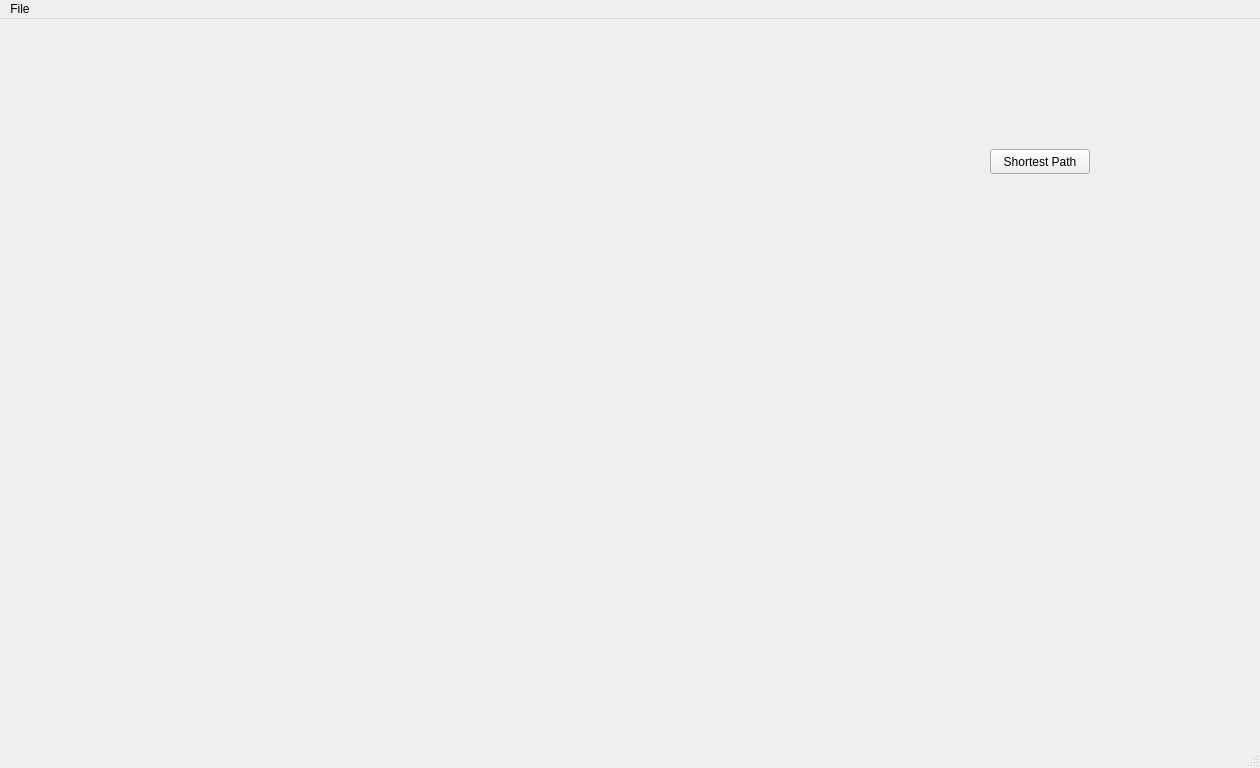
This is frontend/resource/GUI.ui in gintalk/network-visualization-main as Qt 5 draws it before an edit. The edited form follows.
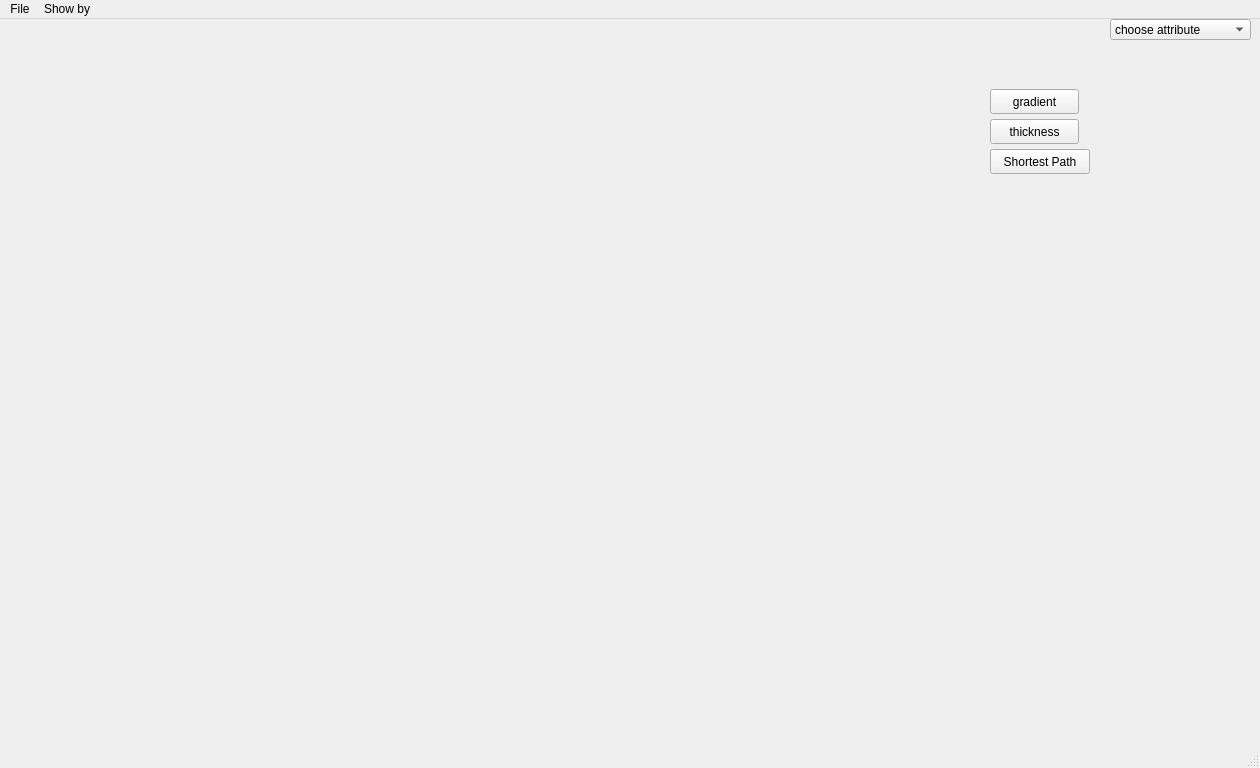
This is the edited form. Icons and pictures are not drawn.

Diff of the .ui file:
```diff
--- a/frontend/resource/GUI.ui
+++ b/frontend/resource/GUI.ui
@@ -17,9 +17,9 @@
    <widget class="QWidget" name="centralwidget" native="true">
     <property name="geometry">
      <rect>
-      <x>0</x>
+      <x>-10</x>
       <y>-5</y>
-      <width>991</width>
+      <width>1001</width>
       <height>751</height>
      </rect>
     </property>
@@ -48,6 +48,67 @@
      <string>Shortest Path</string>
     </property>
    </widget>
+   <widget class="QPushButton" name="drawthickness_button">
+    <property name="geometry">
+     <rect>
+      <x>990</x>
+      <y>100</y>
+      <width>89</width>
+      <height>25</height>
+     </rect>
+    </property>
+    <property name="text">
+     <string>thickness</string>
+    </property>
+   </widget>
+   <widget class="QPushButton" name="drawgradient_button">
+    <property name="geometry">
+     <rect>
+      <x>990</x>
+      <y>70</y>
+      <width>89</width>
+      <height>25</height>
+     </rect>
+    </property>
+    <property name="text">
+     <string>gradient</string>
+    </property>
+   </widget>
+   <widget class="QComboBox" name="comboBox">
+    <property name="geometry">
+     <rect>
+      <x>1110</x>
+      <y>0</y>
+      <width>141</width>
+      <height>21</height>
+     </rect>
+    </property>
+    <item>
+     <property name="text">
+      <string>choose attribute</string>
+     </property>
+    </item>
+    <item>
+     <property name="text">
+      <string>delay</string>
+     </property>
+    </item>
+    <item>
+     <property name="text">
+      <string>LinkSpeedRaw</string>
+     </property>
+    </item>
+    <item>
+     <property name="text">
+      <string>weight</string>
+     </property>
+    </item>
+    <item>
+     <property name="text">
+      <string/>
+     </property>
+    </item>
+   </widget>
   </widget>
   <widget class="QMenuBar" name="menubar">
    <property name="geometry">
@@ -66,7 +127,15 @@
     <addaction name="actionSave"/>
     <addaction name="actionExit"/>
    </widget>
+   <widget class="QMenu" name="menuShow_As">
+    <property name="title">
+     <string>Show by</string>
+    </property>
+    <addaction name="actionThickness_of_edge"/>
+    <addaction name="actionGradient_of_edge"/>
+   </widget>
    <addaction name="menuFile"/>
+   <addaction name="menuShow_As"/>
   </widget>
   <widget class="QStatusBar" name="statusbar"/>
   <action name="actionOpen">
```
Left out of the diff: 22 changed lines with no effect on the pictures.
